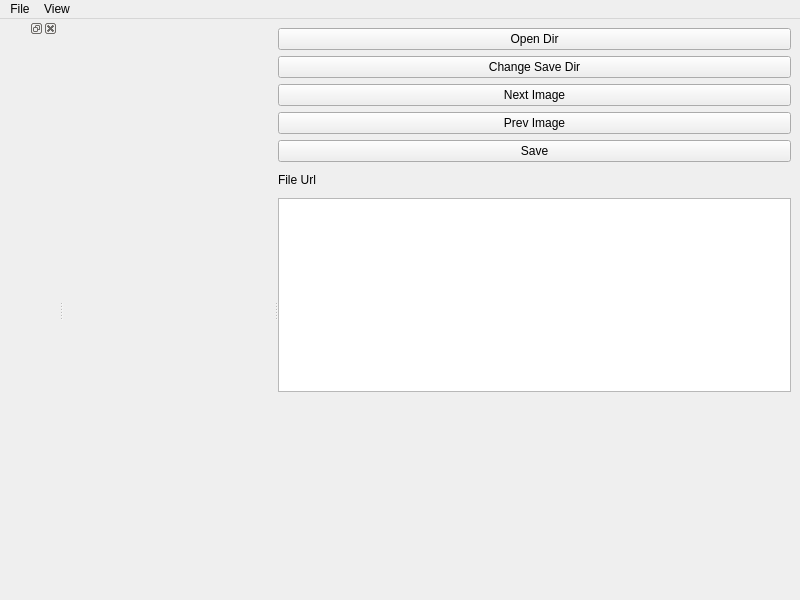
This is mainwindow.ui in III-Lab/LightBlend as Qt 5 draws it before an edit. The edited form follows.
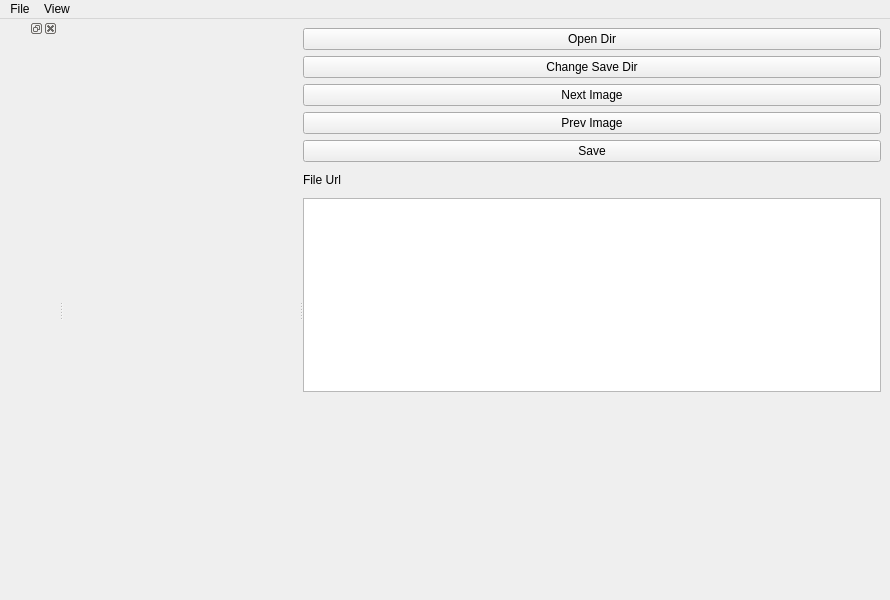
This is the edited form. Custom widgets are drawn as their Qt base class.

The edit to the form file:
```diff
--- a/mainwindow.ui
+++ b/mainwindow.ui
@@ -6,7 +6,7 @@
    <rect>
     <x>0</x>
     <y>0</y>
-    <width>800</width>
+    <width>890</width>
     <height>600</height>
    </rect>
   </property>
@@ -88,7 +88,7 @@
     <rect>
      <x>0</x>
      <y>0</y>
-     <width>800</width>
+     <width>890</width>
      <height>22</height>
     </rect>
    </property>
```
Left out of the diff: 21 changed lines with no effect on the pictures.
